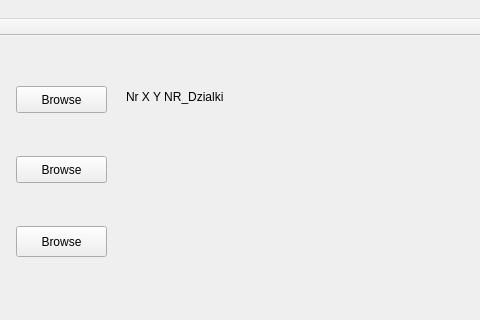
Before: the Qt Designer form mainwindow.ui in pawjasinski/generator_par_dzialek, drawn with Qt 5; both pictures show x 704 to 1184 and y 0 to 320 of the 1184 by 563 pixel window.
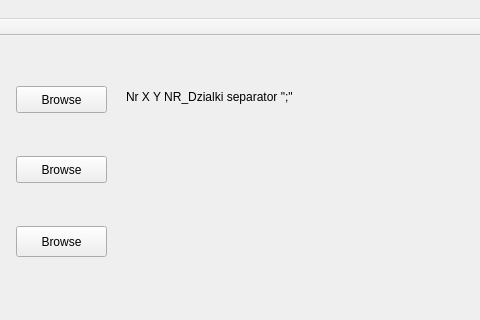
After: the same form once the commit is applied.

The edit to the form file:
```diff
--- a/mainwindow.ui
+++ b/mainwindow.ui
@@ -168,7 +168,7 @@
      </rect>
     </property>
     <property name="text">
-     <string>Nr X Y NR_Dzialki</string>
+     <string>Nr X Y NR_Dzialki separator &quot;;&quot;</string>
     </property>
    </widget>
   </widget>
```
